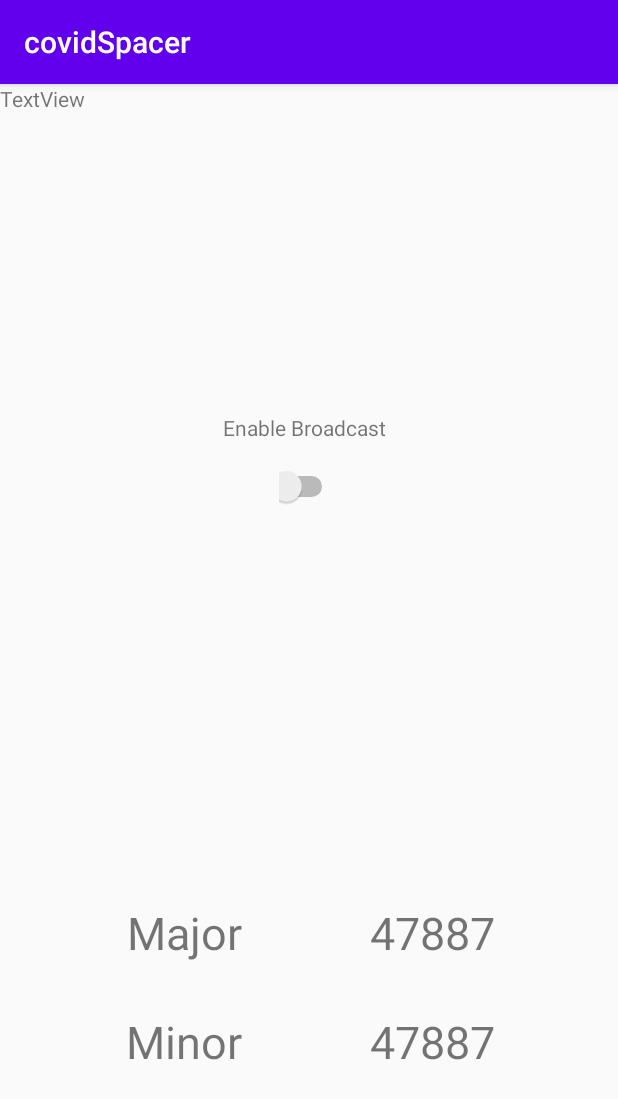
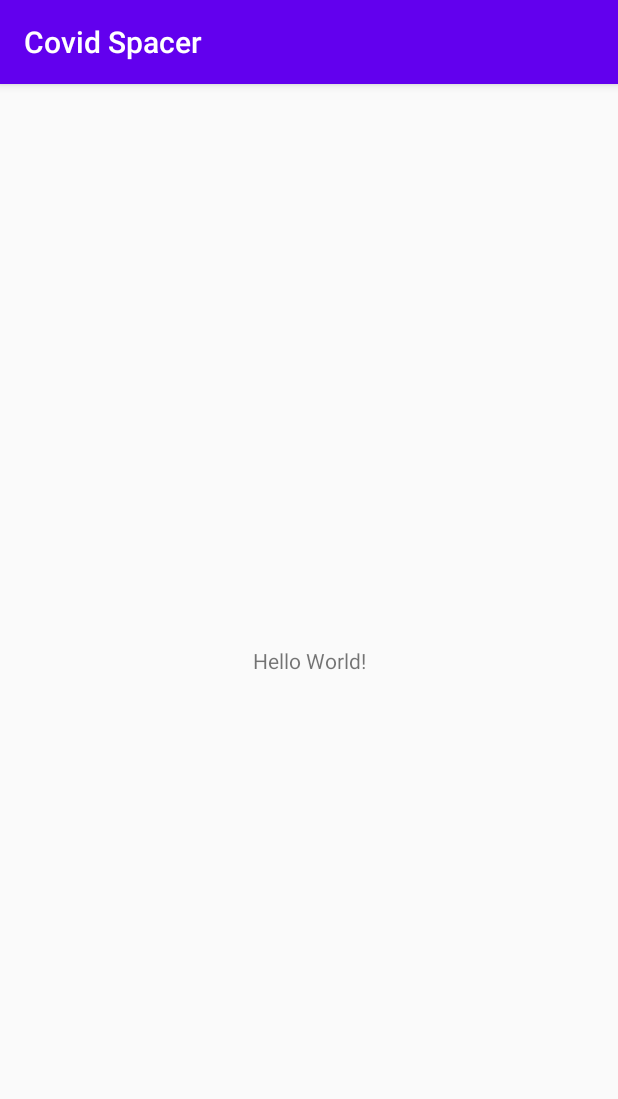
Before and after one commit to davidgamero/covid-spacer-android, an Android app: the screen it shows after launch (MainActivity), on a phone screen of 412 x 824 dp. Shown: the top 1099 px of the screen. Run offline under Robolectric (Android 15) with nearby library versions, the phone set to English and light mode, and no system bars.

Commit message:
switch to kotlin

```diff
--- a/app/src/main/AndroidManifest.xml
+++ b/app/src/main/AndroidManifest.xml
@@ -1,6 +1,6 @@
 <?xml version="1.0" encoding="utf-8"?>
 <manifest xmlns:android="http://schemas.android.com/apk/res/android"
-    package="com.example.covidspacer">
+    package="edu.gatech.covidSpacer">
 
     <application
         android:allowBackup="true"
--- a/app/src/main/java/com/example/covidspacer/MainActivity.java
+++ /dev/null
@@ -1,86 +0,0 @@
-package com.example.covidspacer;
-
-import androidx.appcompat.app.AppCompatActivity;
-import android.content.Context;
-import android.os.Bundle;
-import android.os.RemoteException;
-import android.util.Log;
-import android.widget.CompoundButton;
-import android.widget.Switch;
-import android.widget.TextView;
-import android.widget.Toast;
-import org.altbeacon.beacon.Beacon;
-import org.altbeacon.beacon.BeaconConsumer;
-import org.altbeacon.beacon.BeaconManager;
-import org.altbeacon.beacon.RangeNotifier;
-import org.altbeacon.beacon.Region;
-import java.util.Collection;
-import java.util.Random;
-
-public class MainActivity extends AppCompatActivity implements CompoundButton.OnCheckedChangeListener, BeaconConsumer {
-    Switch broadcastSwitch = null;
-
-    private BeaconManager beaconManager;
-
-    protected static final String TAG = "MonitoringActivity";
-    private String beacon_UUID = "DDDD98FF-2900-441A-802F-9C398FC1DDDD";
-    @Override
-    protected void onCreate(Bundle savedInstanceState) {
-        super.onCreate(savedInstanceState);
-        setContentView(R.layout.activity_main);
-        TextView majorNum = findViewById(R.id.majorNum);
-        TextView minorNum = findViewById(R.id.minorNum);
-
-        String minor = randomGenerate();
-        String major = randomGenerate();
-
-        minorNum.setText(minor);
-        majorNum.setText(major);
-
-        broadcastSwitch = (Switch) findViewById(R.id.broadcastSwitch);
-        broadcastSwitch.setOnCheckedChangeListener(this);
-
-        beaconManager = BeaconManager.getInstanceForApplication(this);
-    }
-
-    @Override
-    public void onCheckedChanged(CompoundButton _switch, boolean isEnabled){
-        Context context = getApplicationContext();
-        CharSequence text = "Toggled";
-        int duration = Toast.LENGTH_SHORT;
-
-        Toast toast = Toast.makeText(context, text, duration);
-        toast.show();
-    }
-
-    @Override
-    public void onBeaconServiceConnect() {
-        beaconManager.removeAllRangeNotifiers();
-        beaconManager.addRangeNotifier(new RangeNotifier() {
-            @Override
-            public void didRangeBeaconsInRegion(Collection<Beacon> beacons, Region region) {
-                if (beacons.size() > 0) {
-                    Log.i(TAG, "The first beacon I see is about "+beacons.iterator().next().getDistance()+" meters away.");
-                }
-            }
-        });
-
-        try {
-            beaconManager.startRangingBeaconsInRegion(new Region(beacon_UUID, null, null, null));
-        } catch (RemoteException e) {    }
-    }
-
-    @Override
-    protected void onDestroy() {
-        super.onDestroy();
-        beaconManager.unbind(this);
-    }
-    static String randomGenerate() {
-
-        int bound = 65536;
-        //generate random values from 0-65536
-        Random rand = new Random();
-        return Integer.toString(rand.nextInt(bound));
-
-    }
-}
--- /dev/null
+++ b/app/src/main/java/edu/gatech/covidSpacer/MainActivity.kt
@@ -0,0 +1,12 @@
+package edu.gatech.covidSpacer
+
+import androidx.appcompat.app.AppCompatActivity
+import android.os.Bundle
+
+class MainActivity : AppCompatActivity() {
+
+    override fun onCreate(savedInstanceState: Bundle?) {
+        super.onCreate(savedInstanceState)
+        setContentView(R.layout.activity_main)
+    }
+}
--- a/app/src/main/res/layout/activity_main.xml
+++ b/app/src/main/res/layout/activity_main.xml
@@ -7,78 +7,12 @@
     tools:context=".MainActivity">
 
     <TextView
-        android:id="@+id/textView2"
         android:layout_width="wrap_content"
         android:layout_height="wrap_content"
-        android:layout_marginTop="32dp"
-        android:text="@string/minor"
-        android:textSize="30sp"
-        app:layout_constraintEnd_toEndOf="parent"
-        app:layout_constraintHorizontal_bias="0.25"
-        app:layout_constraintStart_toStartOf="parent"
-        app:layout_constraintTop_toBottomOf="@+id/textView" />
-
-    <TextView
-        android:id="@+id/textView3"
-        android:layout_width="wrap_content"
-        android:layout_height="wrap_content"
-        android:text="Enable Broadcast"
+        android:text="Hello World!"
         app:layout_constraintBottom_toBottomOf="parent"
-        app:layout_constraintHorizontal_bias="0.491"
         app:layout_constraintLeft_toLeftOf="parent"
         app:layout_constraintRight_toRightOf="parent"
-        app:layout_constraintTop_toTopOf="parent"
-        app:layout_constraintVertical_bias="0.293" />
-
-    <Switch
-        android:id="@+id/broadcastSwitch"
-        android:layout_width="39dp"
-        android:layout_height="wrap_content"
-        android:layout_marginStart="186dp"
-        android:layout_marginTop="16dp"
-        app:layout_constraintStart_toStartOf="parent"
-        app:layout_constraintTop_toBottomOf="@+id/textView3" />
-
-    <TextView
-        android:id="@+id/closestRSSIText"
-        android:layout_width="wrap_content"
-        android:layout_height="wrap_content"
-        android:text="TextView"
-        tools:layout_editor_absoluteX="172dp"
-        tools:layout_editor_absoluteY="313dp" />
-
-    <TextView
-        android:id="@+id/textView"
-        android:layout_width="wrap_content"
-        android:layout_height="wrap_content"
-        android:text="@string/major"
-        android:textSize="30sp"
-        app:layout_constraintBottom_toBottomOf="parent"
-        app:layout_constraintEnd_toEndOf="@+id/textView2"
-        app:layout_constraintStart_toStartOf="@+id/textView2"
-        app:layout_constraintTop_toTopOf="parent"
-        app:layout_constraintVertical_bias="0.75" />
-
-    <TextView
-        android:id="@+id/majorNum"
-        android:layout_width="wrap_content"
-        android:layout_height="wrap_content"
-        android:text="@string/major_value"
-        android:textSize="30sp"
-        app:layout_constraintEnd_toEndOf="@+id/minorNum"
-        app:layout_constraintStart_toStartOf="@+id/minorNum"
-        app:layout_constraintTop_toTopOf="@+id/textView" />
-
-    <TextView
-        android:id="@+id/minorNum"
-        android:layout_width="wrap_content"
-        android:layout_height="wrap_content"
-        android:layout_marginTop="32dp"
-        android:text="@string/minorvalue"
-        android:textSize="30sp"
-        app:layout_constraintEnd_toEndOf="parent"
-        app:layout_constraintHorizontal_bias="0.75"
-        app:layout_constraintStart_toStartOf="parent"
-        app:layout_constraintTop_toBottomOf="@+id/majorNum" />
+        app:layout_constraintTop_toTopOf="parent" />
 
 </androidx.constraintlayout.widget.ConstraintLayout>
--- a/app/src/main/res/values/strings.xml
+++ b/app/src/main/res/values/strings.xml
@@ -1,7 +1,3 @@
 <resources>
-    <string name="app_name">covidSpacer</string>
-    <string name="minor">Minor</string>
-    <string name="major">Major</string>
-    <string name="major_value">Major Value</string>
-    <string name="minorvalue">MinorValue</string>
+    <string name="app_name">Covid Spacer</string>
 </resources>
--- a/build.gradle
+++ b/build.gradle
@@ -1,7 +1,7 @@
 // Top-level build file where you can add configuration options common to all sub-projects/modules.
 
 buildscript {
-
+    ext.kotlin_version = '1.3.71'
     repositories {
         google()
         jcenter()
@@ -9,7 +9,7 @@ buildscript {
     }
     dependencies {
         classpath 'com.android.tools.build:gradle:3.6.3'
-
+        classpath "org.jetbrains.kotlin:kotlin-gradle-plugin:$kotlin_version"
 
         // NOTE: Do not place your application dependencies here; they belong
         // in the individual module build.gradle files
--- a/gradle.properties
+++ b/gradle.properties
@@ -17,3 +17,5 @@ org.gradle.jvmargs=-Xmx1536m
 android.useAndroidX=true
 # Automatically convert third-party libraries to use AndroidX
 android.enableJetifier=true
+# Kotlin code style for this project: "official" or "obsolete":
+kotlin.code.style=official
--- a/settings.gradle
+++ b/settings.gradle
@@ -1,2 +1,2 @@
-rootProject.name='covidSpacer'
+rootProject.name='Covid Spacer'
 include ':app'
```
Also changed, not shown: app/build.gradle (+6 -9 lines), gradle/wrapper/gradle-wrapper.properties, 4 other files.
